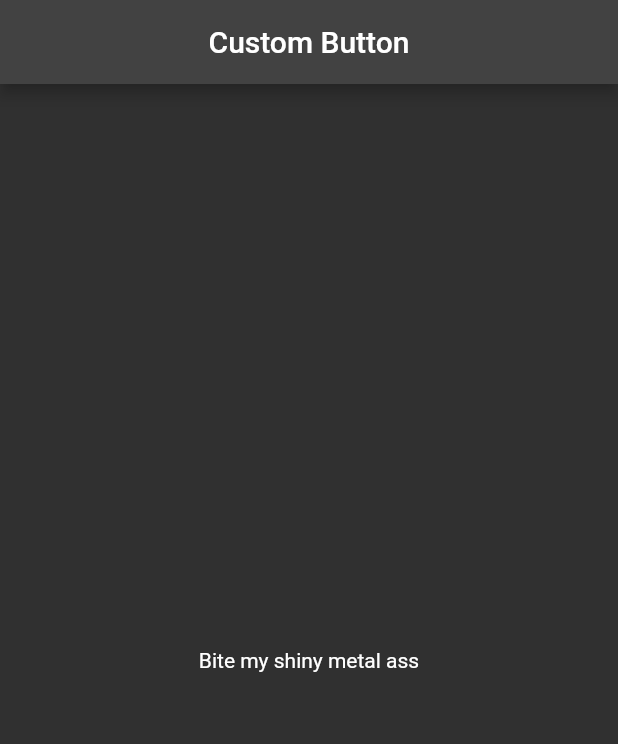
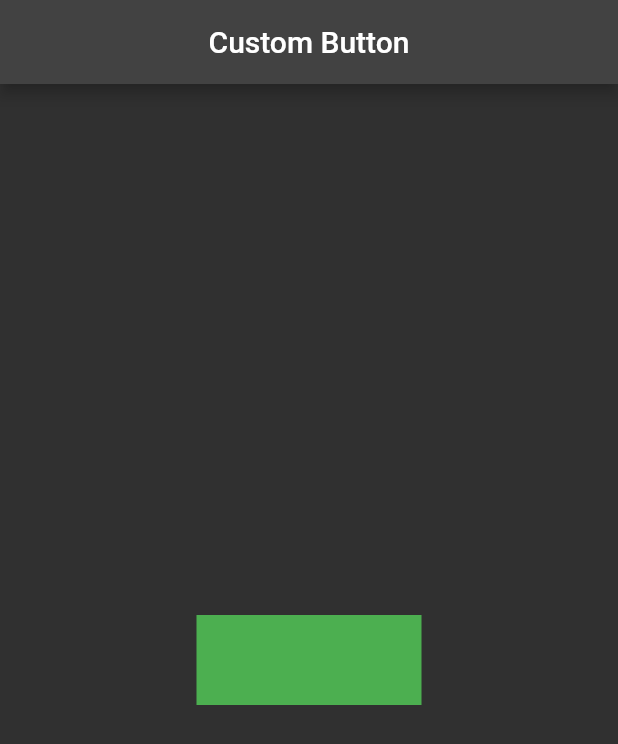
Before and after one commit to DoomHopes/custom_button, a Flutter app: the screen it shows after launch, on a phone screen of 412 x 824 dp. Shown: the top 744 px of the screen. Run offline on Flutter 3.47's test engine with Material 2 defaults, Android fonts, the phone set to English and light mode, and no system bars.

Commit message:
add button

```diff
--- /dev/null
+++ b/lib/custom_button.dart
@@ -0,0 +1,14 @@
+import 'package:flutter/material.dart';
+
+class CustomButton extends StatelessWidget {
+  const CustomButton({Key? key}) : super(key: key);
+
+  @override
+  Widget build(BuildContext context) {
+    return Container(
+      height: 60,
+      width: 150,
+      color: Colors.green,
+    );
+  }
+}
--- a/lib/main.dart
+++ b/lib/main.dart
@@ -1,4 +1,6 @@
 import 'package:flutter/material.dart';
+
+import 'custom_button.dart';
 
 void main() {
   runApp(const MyApp());
@@ -10,7 +12,7 @@ class MyApp extends StatelessWidget {
   @override
   Widget build(BuildContext context) {
     return MaterialApp(
-      title: 'Flutter Demo',
+      title: 'Custom Button',
       theme: ThemeData.dark(),
       home: Scaffold(
         appBar: AppBar(
@@ -18,7 +20,7 @@ class MyApp extends StatelessWidget {
           centerTitle: true,
         ),
         body: const Center(
-          child: Text('Bite my shiny metal ass'),
+          child: CustomButton(),
         ),
       ),
     );
```
